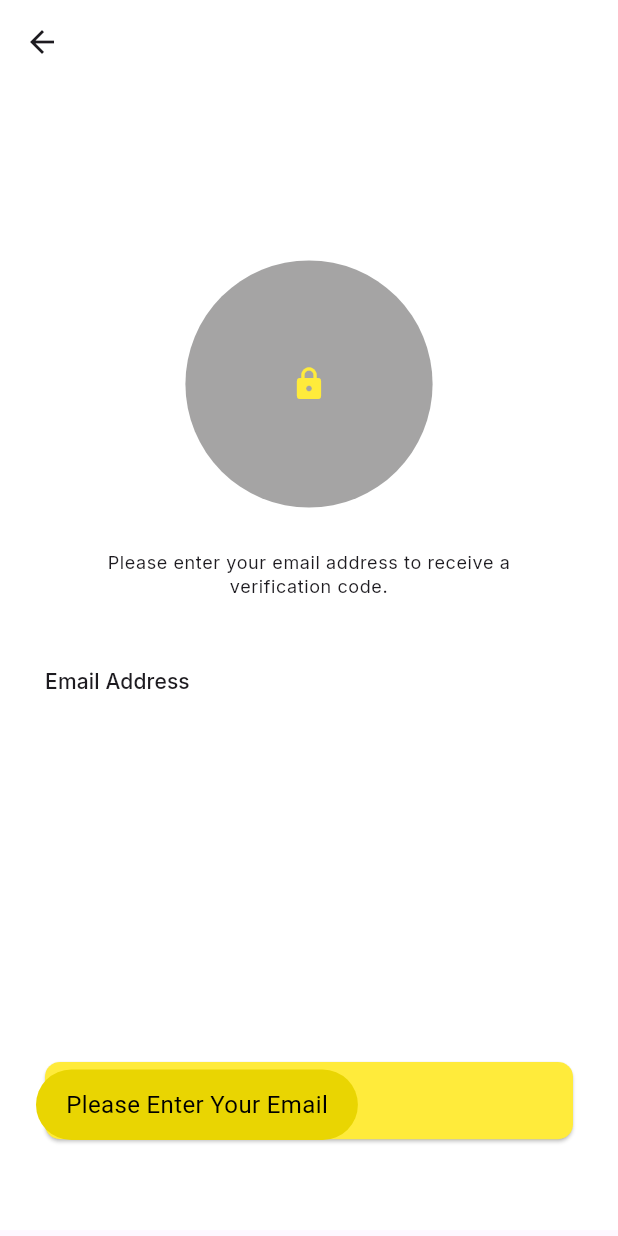
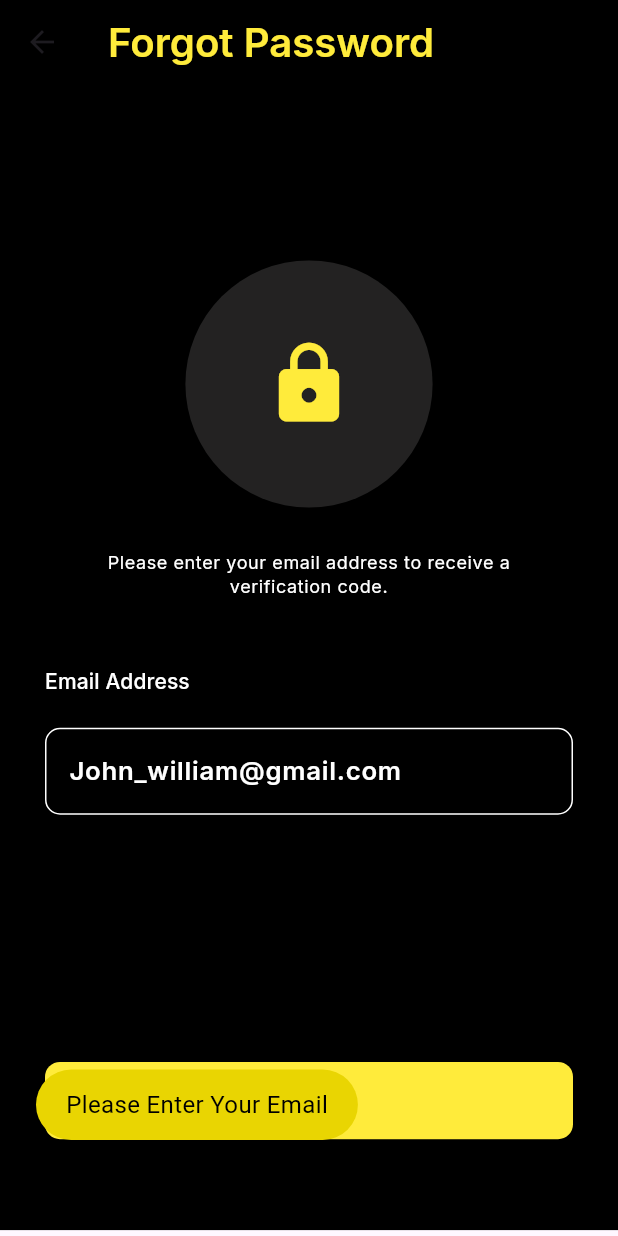
Before and after one commit to saadmomand6/ht, a Flutter app: the ForgetPassword screen opened directly, after a tap on "Send", on a phone screen of 412 x 824 dp. Run offline on Flutter 3.47's test engine with Material 2 defaults, Android fonts, the light colour scheme and no system bars; our stand-ins replace fluttertoast, google_fonts.

Commit message:
forgot screen

```diff
--- a/lib/Signup_login/forgot_password.dart
+++ b/lib/Signup_login/forgot_password.dart
@@ -1,6 +1,6 @@
 import 'package:flutter/material.dart';
 import 'package:google_fonts/google_fonts.dart';
-import 'package:provider/provider.dart';
+import 'package:ht/Signup_login/loginscreen.dart';
 import '../component/inputfield.dart';
 import '../component/mainbutton.dart';
 import '../component/toast.dart';
@@ -18,7 +18,6 @@
 
   @override
   Widget build(BuildContext context) {
-    //final forgotauthviewmodel = Provider.of<AuthViewModel>(context);
     return Scaffold(
       extendBodyBehindAppBar: true,
       appBar: AppBar(
@@ -26,7 +25,7 @@
           "Forgot Password",
           style: GoogleFonts.inter(
             textStyle: TextStyle(
-                color: Colors.white,
+                color: Colors.yellow,
                 fontStyle: FontStyle.normal,
                 fontSize: MediaQuery.of(context).size.width * 0.065,
                 fontWeight: FontWeight.w600),
@@ -38,7 +37,7 @@
       body: SingleChildScrollView(
         child: Container(
           decoration: const BoxDecoration(
-            color: Colors.white
+            color: Colors.black
           ),
           child: Padding(
               padding: const EdgeInsets.only(
@@ -60,7 +59,7 @@
                           ),
                           child: const Padding(
                             padding: EdgeInsets.all(35.0),
-                            child: Icon(Icons.lock, color: Colors.yellow,)
+                            child: Icon(Icons.lock,size: 60, color: Colors.yellow,)
                           )),
                       SizedBox(
                         height: MediaQuery.of(context).size.height * 0.035,
@@ -70,6 +69,7 @@
                         child: Text(
                           "Please enter your email address to receive a verification code.",
                           style: GoogleFonts.inter(
+                            color: Colors.white,
                             textStyle: Theme.of(context).textTheme.bodySmall,
                           ),
                           textAlign: TextAlign.center,
@@ -82,6 +82,7 @@
                         alignment: Alignment.centerLeft,
                         child: Text("Email Address",
                             style: GoogleFonts.inter(
+                              color: Colors.white,
                               textStyle: Theme.of(context).textTheme.labelLarge,
                             )),
                       ),
@@ -109,10 +110,15 @@
                                 const Color.fromARGB(255, 230, 9, 9),
                                 Colors.white);
                           } else {
-                            Map<String, dynamic> data = {
-                              "email": _cforgotemail.text,
-                            };
-                            //forgotauthviewmodel.forgotPasswordApiModel(_cforgotemail.text, data, context);
+                            alertDialog(
+                                "Email sent successfully",
+                                const Color.fromARGB(255, 9, 230, 72),
+                                Colors.white);
+                            Navigator.push(
+                          context,
+                          MaterialPageRoute(
+                              builder: (_) => const LoginScreen(
+                                  )));
                           }
                         },
                       ),
--- a/lib/payment/payment_successful.dart
+++ b/lib/payment/payment_successful.dart
@@ -42,7 +42,6 @@
                   ),
                   Mainbutton(buttontext: "Continue",
                   onPressed: (){
-                    //Navigator.of(context, rootNavigator: true).push(MaterialPageRoute(builder: (context) => const ()));
                   })
                 ],
               ),
```
Also changed, not shown: lib/Signup_login/loginscreen.dart (+1 -7 lines), lib/Signup_login/signup.dart (+6 -9 lines).
